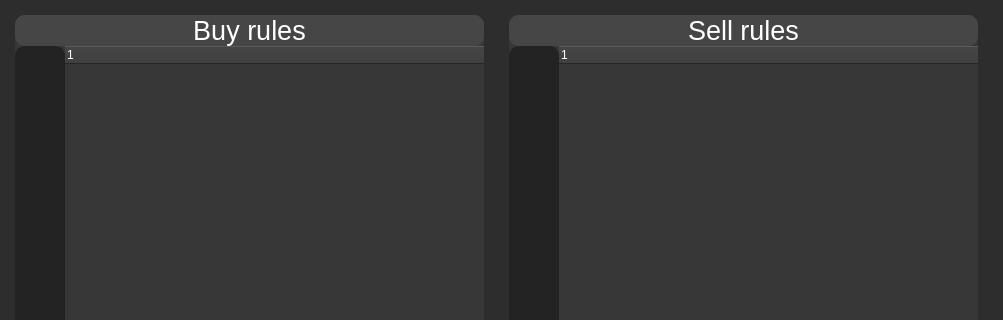
This is ui/strategy_page.ui in kornelHub/BackTesting-App as Qt 5 draws it before an edit; both pictures show x 0 to 1003 and y 0 to 320 of the 1003 by 666 pixel window. The edited form follows.
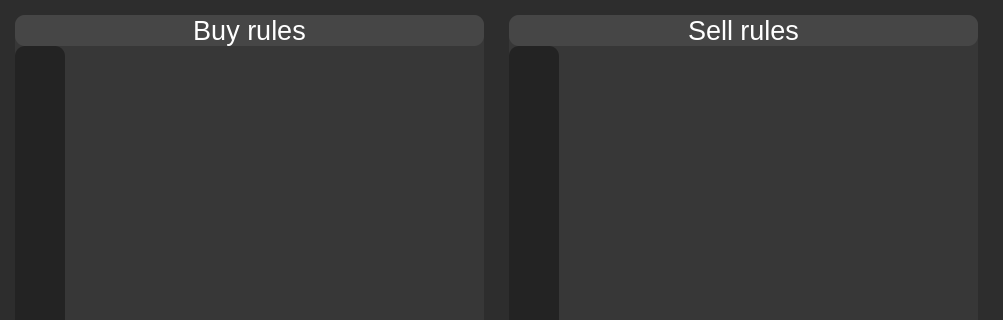
This is the edited form.

Commit message: add rules to summary_page.ui and display ruleID in QTreeWidget

What changed in the file:
```diff
--- a/ui/strategy_page.ui
+++ b/ui/strategy_page.ui
@@ -330,6 +330,9 @@
                  <property name="columnCount">
                   <number>1</number>
                  </property>
+                 <attribute name="headerVisible">
+                  <bool>false</bool>
+                 </attribute>
                  <attribute name="headerDefaultSectionSize">
                   <number>100</number>
                  </attribute>
@@ -1034,6 +1037,9 @@
               <property name="selectionBehavior">
                <enum>QAbstractItemView::SelectRows</enum>
               </property>
+              <attribute name="headerVisible">
+               <bool>false</bool>
+              </attribute>
               <column>
                <property name="text">
                 <string notr="true">1</string>
```
The commit also changes 2 other files.
